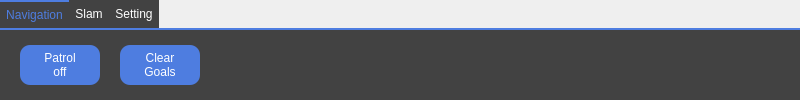
The window that map_menu.ui (Huangfly/neo_view) describes before a commit, drawn with Qt 5.
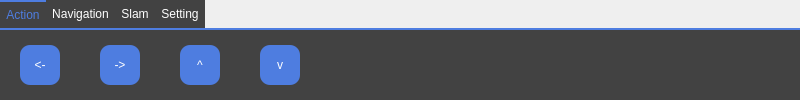
The same window after the commit. The open tabs and pages were chosen to show the change.

Diff of the .ui file:
```diff
--- a/map_menu.ui
+++ b/map_menu.ui
@@ -48,6 +48,135 @@
   <property name="currentIndex">
    <number>1</number>
   </property>
+  <widget class="QWidget" name="action">
+   <attribute name="title">
+    <string>Action</string>
+   </attribute>
+   <widget class="QPushButton" name="action_left">
+    <property name="geometry">
+     <rect>
+      <x>20</x>
+      <y>15</y>
+      <width>40</width>
+      <height>40</height>
+     </rect>
+    </property>
+    <property name="focusPolicy">
+     <enum>Qt::NoFocus</enum>
+    </property>
+    <property name="styleSheet">
+     <string notr="true">QPushButton{
+color:rgb(255, 255, 255);
+border-radius:10px;
+background-color:rgb(78, 125, 224);
+}
+
+QPushButton:pressed {
+    background-color: rgb(28, 59, 124);
+}
+
+QPushButton::checked {
+   background-color: rgb(28, 59, 124);
+}</string>
+    </property>
+    <property name="text">
+     <string>&lt;-</string>
+    </property>
+   </widget>
+   <widget class="QPushButton" name="action_right">
+    <property name="geometry">
+     <rect>
+      <x>100</x>
+      <y>15</y>
+      <width>40</width>
+      <height>40</height>
+     </rect>
+    </property>
+    <property name="focusPolicy">
+     <enum>Qt::NoFocus</enum>
+    </property>
+    <property name="styleSheet">
+     <string notr="true">QPushButton{
+color:rgb(255, 255, 255);
+border-radius:10px;
+background-color:rgb(78, 125, 224);
+}
+
+QPushButton:pressed {
+    background-color: rgb(28, 59, 124);
+}
+
+QPushButton::checked {
+   background-color: rgb(28, 59, 124);
+}</string>
+    </property>
+    <property name="text">
+     <string>-&gt;</string>
+    </property>
+   </widget>
+   <widget class="QPushButton" name="action_forward">
+    <property name="geometry">
+     <rect>
+      <x>180</x>
+      <y>15</y>
+      <width>40</width>
+      <height>40</height>
+     </rect>
+    </property>
+    <property name="focusPolicy">
+     <enum>Qt::NoFocus</enum>
+    </property>
+    <property name="styleSheet">
+     <string notr="true">QPushButton{
+color:rgb(255, 255, 255);
+border-radius:10px;
+background-color:rgb(78, 125, 224);
+}
+
+QPushButton:pressed {
+    background-color: rgb(28, 59, 124);
+}
+
+QPushButton::checked {
+   background-color: rgb(28, 59, 124);
+}</string>
+    </property>
+    <property name="text">
+     <string>^</string>
+    </property>
+   </widget>
+   <widget class="QPushButton" name="action_back">
+    <property name="geometry">
+     <rect>
+      <x>260</x>
+      <y>15</y>
+      <width>40</width>
+      <height>40</height>
+     </rect>
+    </property>
+    <property name="focusPolicy">
+     <enum>Qt::NoFocus</enum>
+    </property>
+    <property name="styleSheet">
+     <string notr="true">QPushButton{
+color:rgb(255, 255, 255);
+border-radius:10px;
+background-color:rgb(78, 125, 224);
+}
+
+QPushButton:pressed {
+    background-color: rgb(28, 59, 124);
+}
+
+QPushButton::checked {
+   background-color: rgb(28, 59, 124);
+}</string>
+    </property>
+    <property name="text">
+     <string>v</string>
+    </property>
+   </widget>
+  </widget>
   <widget class="QWidget" name="navigation">
    <attribute name="title">
     <string>Navigation</string>
@@ -90,7 +219,7 @@
    <widget class="QPushButton" name="clearGoals">
     <property name="geometry">
      <rect>
-      <x>120</x>
+      <x>320</x>
       <y>15</y>
       <width>80</width>
       <height>40</height>
```
Left out of the diff: 68 changed lines with no effect on the pictures.
